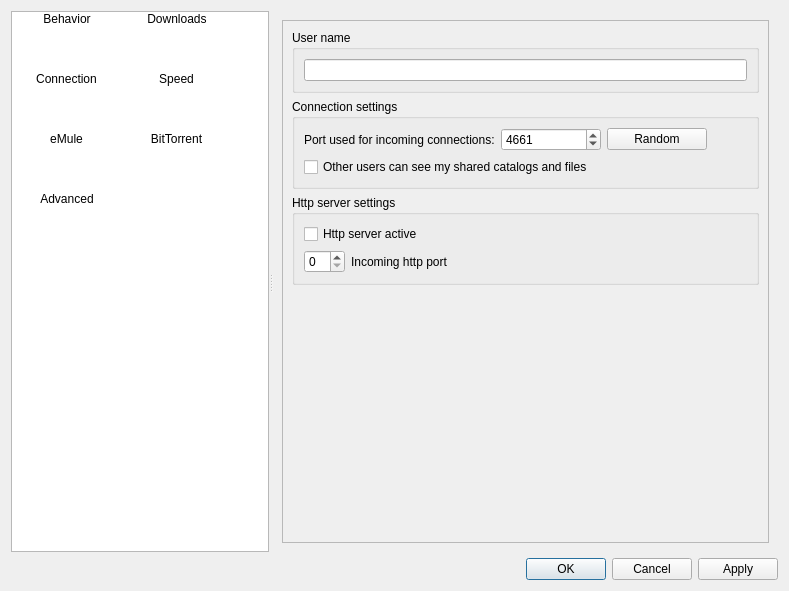
qmule/qmule, file src/preferences/options.ui: the form before one commit.
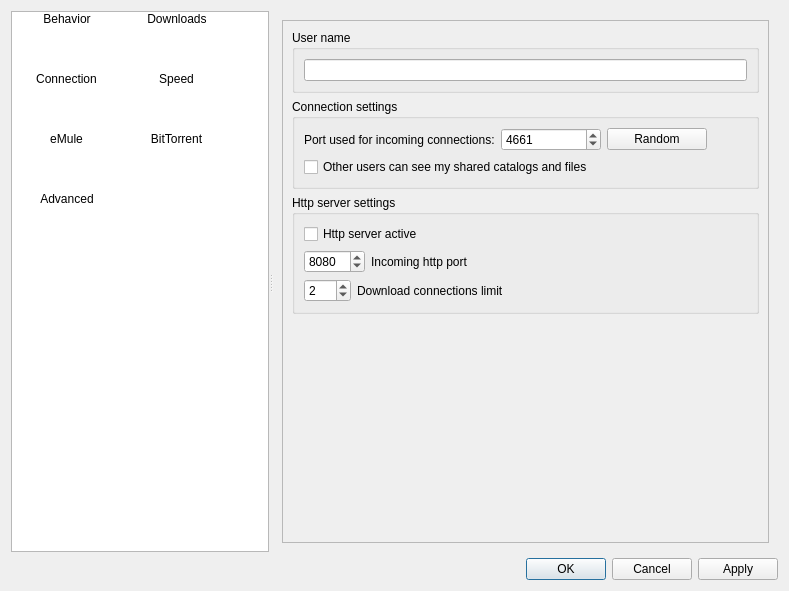
The form after the commit. The open tabs and pages were chosen to show the change. Icons and pictures are not drawn.

Commit message: Tentative controls implementation

The edit to the form file:
```diff
--- a/src/preferences/options.ui
+++ b/src/preferences/options.ui
@@ -1973,7 +1973,17 @@
                <item>
                 <layout class="QHBoxLayout" name="horizontalLayout_4">
                  <item>
-                  <widget class="QSpinBox" name="spinBox"/>
+                  <widget class="QSpinBox" name="spinBox">
+                   <property name="minimum">
+                    <number>1</number>
+                   </property>
+                   <property name="maximum">
+                    <number>65535</number>
+                   </property>
+                   <property name="value">
+                    <number>8080</number>
+                   </property>
+                  </widget>
                  </item>
                  <item>
                   <widget class="QLabel" name="label_2">
@@ -1997,6 +2007,43 @@
                  </item>
                 </layout>
                </item>
+               <item>
+                <layout class="QHBoxLayout" name="horizontalLayout_3">
+                 <item>
+                  <widget class="QSpinBox" name="spinBox_2">
+                   <property name="minimum">
+                    <number>1</number>
+                   </property>
+                   <property name="maximum">
+                    <number>100</number>
+                   </property>
+                   <property name="value">
+                    <number>2</number>
+                   </property>
+                  </widget>
+                 </item>
+                 <item>
+                  <widget class="QLabel" name="label_3">
+                   <property name="text">
+                    <string>Download connections limit</string>
+                   </property>
+                  </widget>
+                 </item>
+                 <item>
+                  <spacer name="horizontalSpacer_13">
+                   <property name="orientation">
+                    <enum>Qt::Horizontal</enum>
+                   </property>
+                   <property name="sizeHint" stdset="0">
+                    <size>
+                     <width>40</width>
+                     <height>20</height>
+                    </size>
+                   </property>
+                  </spacer>
+                 </item>
+                </layout>
+               </item>
               </layout>
              </widget>
             </item>
```
Left out of the diff: 4 changed lines with no effect on the pictures.
